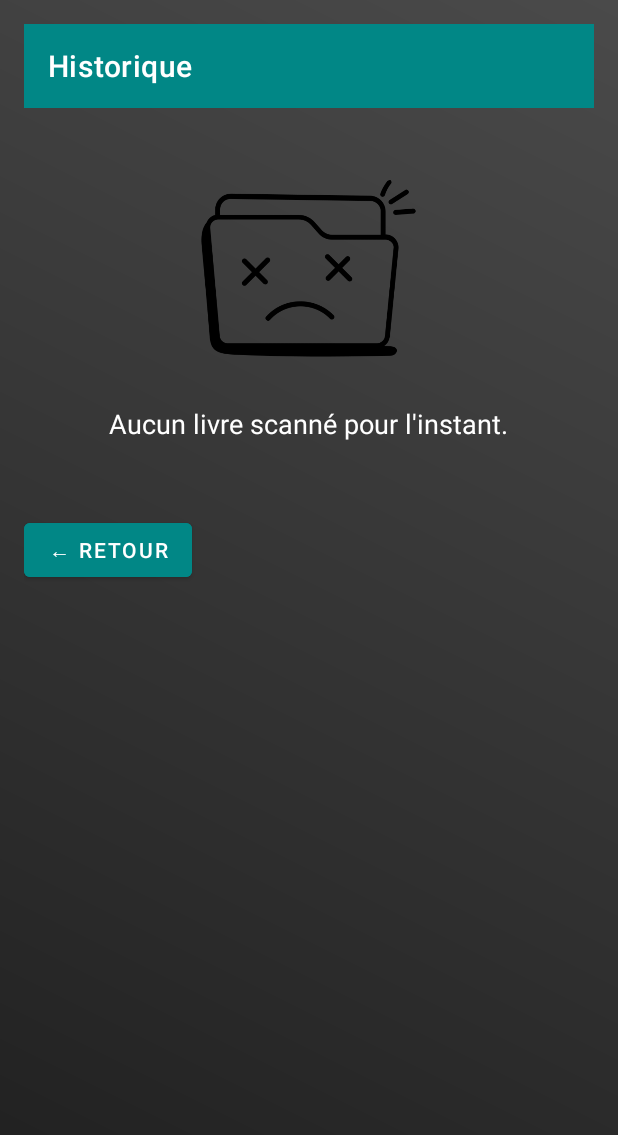
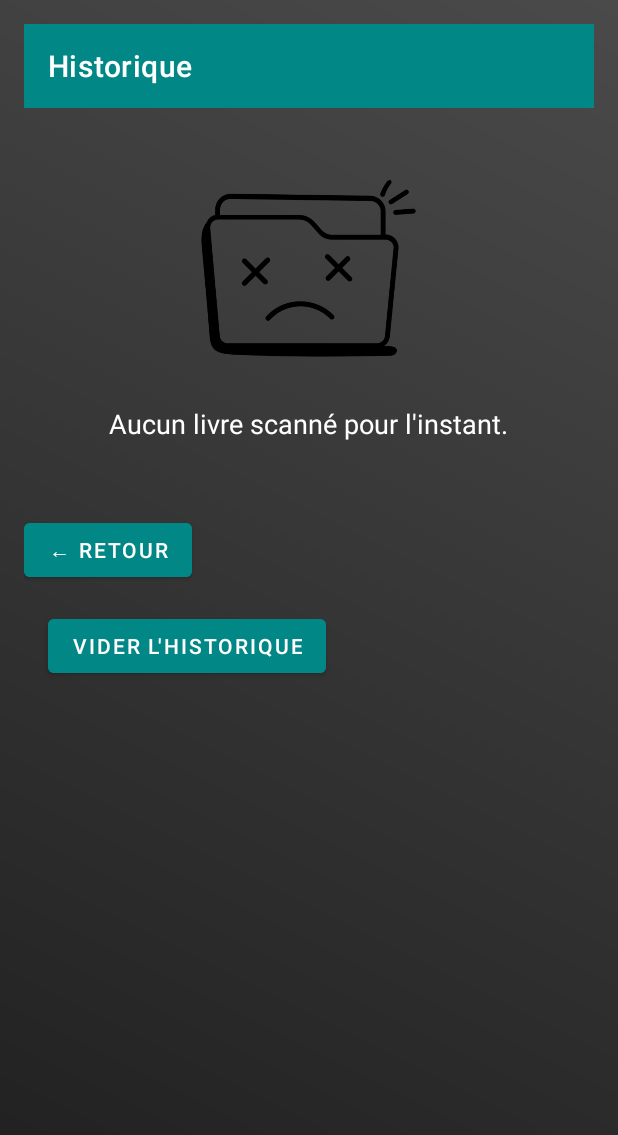
Before and after one commit to Massil1099/BiblioScan-GroupeA, an Android app: the FragmentHistorique screen opened through its navigation route, on a phone screen of 412 x 824 dp. Shown: the top 1135 px of the screen. Run offline under Robolectric (Android 15) with nearby library versions, the light colour scheme and no system bars; our stand-ins replace Room's generated code.

Commit message:
Ajout de la fonctionnalité Historique et la fonctionnalité Favoris pour les utilisateurs sauvegardés

```diff
--- a/app/src/main/java/com/example/biblioscan/data_app/AppDataBase.kt
+++ b/app/src/main/java/com/example/biblioscan/data_app/AppDataBase.kt
@@ -7,9 +7,8 @@ import androidx.room.RoomDatabase
 
 // Liste des entités et version de la base de données
 @Database(
-    entities = [BookEntity::class, UserEntity::class, FavoriteEntity::class, HistoryEntity::class],
-    version = 1,
-    exportSchema = false
+    entities = [UserEntity::class, BookEntity::class, FavoriteEntity::class, HistoryEntity::class],
+    version = 1
 )
 abstract class AppDatabase : RoomDatabase() {
 
@@ -19,7 +18,7 @@ abstract class AppDatabase : RoomDatabase() {
         @Volatile
         private var INSTANCE: AppDatabase? = null
 
-        fun getInstance(context: Context): AppDatabase {
+        fun getDatabase(context: Context): AppDatabase {
             return INSTANCE ?: synchronized(this) {
                 val instance = Room.databaseBuilder(
                     context.applicationContext,
--- a/app/src/main/java/com/example/biblioscan/data_app/BibilioScanDAO.kt
+++ b/app/src/main/java/com/example/biblioscan/data_app/BibilioScanDAO.kt
@@ -32,6 +32,13 @@ interface BiblioScanDao {
 
     @Query("SELECT * FROM users WHERE username = :username")
     suspend fun getUser(username: String): UserEntity?
+
+    @Query("SELECT * FROM users WHERE username = :username LIMIT 1")
+    suspend fun getUserByUsername(username: String): UserEntity?
+
+    @Query("SELECT * FROM users")
+    suspend fun getAllUsers(): List<UserEntity>
+
 
 
     // ------------------------------
--- a/app/src/main/java/com/example/biblioscan/data_app/data_app.kt
+++ b/app/src/main/java/com/example/biblioscan/data_app/data_app.kt
@@ -20,7 +20,7 @@ data class BookEntity(
 @Entity(tableName = "users")
 data class UserEntity(
     @PrimaryKey val username: String,
-    val password: String // ⚠️ Pour une vraie app, ne jamais stocker de mot de passe en clair
+    val password: String // Pour une vraie app, ne jamais stocker de mot de passe en clair
 )
 
 /**
--- a/app/src/main/java/com/example/biblioscan/fragments/FragmentHistorique.kt
+++ b/app/src/main/java/com/example/biblioscan/fragments/FragmentHistorique.kt
@@ -1,68 +1,100 @@
-// FragmentHistorique.kt
 package com.example.biblioscan.fragments
 
 import android.os.Bundle
 import android.view.LayoutInflater
 import android.view.View
 import android.view.ViewGroup
+import android.widget.Toast
 import androidx.fragment.app.Fragment
+import androidx.lifecycle.lifecycleScope
 import androidx.navigation.fragment.findNavController
 import androidx.recyclerview.widget.LinearLayoutManager
-import com.example.biblioscan.Book
 import com.example.biblioscan.R
 import com.example.biblioscan.DetectedBookAdapter
+import com.example.biblioscan.data_app.AppDatabase
+import com.example.biblioscan.data_app.toBook
 import com.example.biblioscan.databinding.FragmentHistoriqueBinding
+import com.example.biblioscan.session.UserSessionManager
+import kotlinx.coroutines.flow.first
+import kotlinx.coroutines.launch
 
 class FragmentHistorique : Fragment() {
 
     private var _binding: FragmentHistoriqueBinding? = null
     private val binding get() = _binding!!
     private lateinit var adapter: DetectedBookAdapter
+    private lateinit var sessionManager: UserSessionManager
 
     override fun onCreateView(
         inflater: LayoutInflater, container: ViewGroup?,
         savedInstanceState: Bundle?
     ): View {
         _binding = FragmentHistoriqueBinding.inflate(inflater, container, false)
+        return binding.root
+    }
 
-        // Initialiser l'adaptateur
+    override fun onViewCreated(view: View, savedInstanceState: Bundle?) {
+        super.onViewCreated(view, savedInstanceState)
+
+        sessionManager = UserSessionManager(requireContext())
+
+        // Initialiser l’adaptateur
         adapter = DetectedBookAdapter { book ->
-            // Gérer le clic sur un livre historique (exemple)
             val bundle = Bundle().apply {
-                putString("title", book.title)
-                putString("author", book.author)
-                putString("description", book.description)
+                putParcelable("book", book)
             }
-            findNavController().navigate(R.id.action_historique_to_accueil, bundle)
+            findNavController().navigate(R.id.action_historique_to_resultat, bundle)
         }
 
-        // Configurer le RecyclerView
         binding.historyRecyclerView.layoutManager = LinearLayoutManager(requireContext())
         binding.historyRecyclerView.adapter = adapter
 
-        // Charger l'historique
-        loadHistory()
-
-        // Bouton retour
         binding.backButton.setOnClickListener {
             requireActivity().onBackPressedDispatcher.onBackPressed()
         }
 
-        return binding.root
+        // Charger l’historique
+        loadHistory()
+
+
+        binding.clearHistoryButton.setOnClickListener {
+            viewLifecycleOwner.lifecycleScope.launch {
+                val username = sessionManager.getUsername().first()
+                if (username != null && username != "guest") {
+                    val dao = AppDatabase.getDatabase(requireContext()).biblioScanDao()
+                    dao.clearHistory(username)
+                    loadHistory()
+                    Toast.makeText(requireContext(), "Historique vidé", Toast.LENGTH_SHORT).show()
+                }
+            }
+        }
+
     }
 
     private fun loadHistory() {
-        // Simuler une liste vide pour le test
-        val historyBooks = emptyList<Book>()
+        val dao = AppDatabase.getDatabase(requireContext()).biblioScanDao()
 
-        // Afficher ou masquer le message d'état vide
-        if (historyBooks.isEmpty()) {
-            binding.emptyContainer.visibility = View.VISIBLE
-            binding.historyRecyclerView.visibility = View.GONE
-        } else {
-            binding.emptyContainer.visibility = View.GONE
-            binding.historyRecyclerView.visibility = View.VISIBLE
-            adapter.submitList(historyBooks)
+        viewLifecycleOwner.lifecycleScope.launch {
+            val username = sessionManager.getUsername().first()
+
+            if (username == null || username == "guest") {
+                Toast.makeText(requireContext(), "Fonctionnalité réservée aux utilisateurs connectés", Toast.LENGTH_SHORT).show()
+                binding.emptyContainer.visibility = View.VISIBLE
+                binding.historyRecyclerView.visibility = View.GONE
+                return@launch
+            }
+
+            val historyEntities = dao.getHistoryForUser(username)
+            val historyBooks = historyEntities.map { it.toBook() }
+
+            if (historyBooks.isEmpty()) {
+                binding.emptyContainer.visibility = View.VISIBLE
+                binding.historyRecyclerView.visibility = View.GONE
+            } else {
+                binding.emptyContainer.visibility = View.GONE
+                binding.historyRecyclerView.visibility = View.VISIBLE
+                adapter.submitList(historyBooks)
+            }
         }
     }
 
--- /dev/null
+++ b/app/src/main/java/com/example/biblioscan/session/UserSessionManager.kt
@@ -0,0 +1,40 @@
+package com.example.biblioscan.session
+// UserSessionManager.kt
+
+import android.content.Context
+import androidx.datastore.preferences.core.Preferences
+import androidx.datastore.preferences.core.edit
+import androidx.datastore.preferences.core.stringPreferencesKey
+import androidx.datastore.preferences.preferencesDataStore
+import kotlinx.coroutines.flow.Flow
+import kotlinx.coroutines.flow.map
+
+val Context.userDataStore by preferencesDataStore(name = "user_session")
+
+class UserSessionManager(private val context: Context) {
+
+    companion object {
+        private val USERNAME_KEY = stringPreferencesKey("username")
+    }
+
+    // Sauvegarder le nom d'utilisateur
+    suspend fun saveUsername(username: String) {
+        context.userDataStore.edit { preferences ->
+            preferences[USERNAME_KEY] = username
+        }
+    }
+
+    // Lire le nom d'utilisateur
+    fun getUsername(): Flow<String?> {
+        return context.userDataStore.data.map { preferences ->
+            preferences[USERNAME_KEY]
+        }
+    }
+
+    // Supprimer le nom d'utilisateur (déconnexion)
+    suspend fun clearUsername() {
+        context.userDataStore.edit { preferences ->
+            preferences.remove(USERNAME_KEY)
+        }
+    }
+}
--- a/app/src/main/res/layout/fragment_connexion.xml
+++ b/app/src/main/res/layout/fragment_connexion.xml
@@ -23,7 +23,7 @@
         android:background="@drawable/rounded_edittext_background"
         android:backgroundTint="@color/white"
         android:hint="  Nom d'utilisateur"
-        android:textColor="@color/white" />
+        android:textColor="@color/black" />
 
     <EditText
         android:id="@+id/password_edit_text"
@@ -34,7 +34,7 @@
         android:backgroundTint="@color/white"
         android:hint="  Mot de Passe"
         android:inputType="textPassword"
-        android:textColor="@color/white" />
+        android:textColor="@color/black" />
 
     <Button
         android:id="@+id/login_button"
--- a/app/src/main/res/layout/fragment_historique.xml
+++ b/app/src/main/res/layout/fragment_historique.xml
@@ -56,4 +56,14 @@
         android:textColor="@android:color/white"
         android:backgroundTint="@color/teal_700"
         android:layout_marginTop="16dp" />
+
+    <Button
+        android:id="@+id/clearHistoryButton"
+        android:layout_width="wrap_content"
+        android:layout_height="wrap_content"
+        android:layout_margin="16dp"
+        android:backgroundTint="@color/teal_700"
+        android:text="Vider l'historique"
+        android:textColor="@android:color/white" />
+
 </LinearLayout>
--- a/app/src/main/res/layout/fragment_inscription.xml
+++ b/app/src/main/res/layout/fragment_inscription.xml
@@ -15,7 +15,7 @@
         android:inputType="text"
         android:background="@drawable/rounded_edittext_background"
         android:backgroundTint="@color/white"
-        android:textColor="@color/white"
+        android:textColor="@color/black"
         android:layout_marginBottom="16dp" />
 
     <EditText
@@ -26,7 +26,7 @@
         android:inputType="textEmailAddress"
         android:background="@drawable/rounded_edittext_background"
         android:backgroundTint="@color/white"
-        android:textColor="@color/white"
+        android:textColor="@color/black"
         android:layout_marginBottom="16dp" />
 
     <EditText
@@ -37,7 +37,7 @@
         android:inputType="textPassword"
         android:background="@drawable/rounded_edittext_background"
         android:backgroundTint="@color/white"
-        android:textColor="@color/white"
+        android:textColor="@color/black"
         android:layout_marginBottom="20dp" />
 
     <Button
--- a/app/src/main/res/navigation/nav_graph.xml
+++ b/app/src/main/res/navigation/nav_graph.xml
@@ -183,6 +183,14 @@
             app:exitAnim="@anim/slide_out_left"
             app:popEnterAnim="@anim/slide_in_left"
             app:popExitAnim="@anim/slide_out_right" />
+
+        <action
+            android:id="@+id/action_historique_to_resultat"
+            app:destination="@id/fragmentResultat"
+            app:enterAnim="@anim/slide_in_right"
+            app:exitAnim="@anim/slide_out_left"
+            app:popEnterAnim="@anim/slide_in_left"
+            app:popExitAnim="@anim/slide_out_right" />
     </fragment>
 
 
--- a/build.gradle.kts
+++ b/build.gradle.kts
@@ -1,6 +1,6 @@
 // Top-level build file where you can add configuration options common to all sub-projects/modules.
 plugins {
-    id("com.android.application") version "8.9.1" apply false
+    id("com.android.application") version "8.6.0" apply false
     id("org.jetbrains.kotlin.android") version "2.0.21" apply false
     id("org.jetbrains.kotlin.jvm") version "2.0.21" apply false
     id("org.jetbrains.kotlin.plugin.serialization") version "2.0.21" apply false}
--- a/gradle/libs.versions.toml
+++ b/gradle/libs.versions.toml
@@ -1,5 +1,5 @@
 [versions]
-agp = "8.9.1"
+agp = "8.6.0"
 androidxCameraCore = "1.3.0-alpha04"
 androidxCameraLifecycle = "1.3.0-alpha04"
 androidxCameraView = "1.3.0-alpha04"
--- a/ktor-sample/src/main/kotlin/Application.kt
+++ b/ktor-sample/src/main/kotlin/Application.kt
@@ -20,7 +20,7 @@ fun Application.module() {
     }
 
     routing {
-        // Cette partie est utile seulement si tu veux servir des fichiers statiques (ex: une page HTML locale)
+        // Cette partie est utile seulement si on veut servir des fichiers statiques (une page HTML locale)
         static("/") {
             staticRootFolder = File("src/main/resources/static")
             files(".") // Cela servira tous les fichiers du dossier static
```
Also changed, not shown: app/build.gradle.kts (+9 -0 lines), app/src/main/java/com/example/biblioscan/fragments/FragmentConnexion.kt (+30 -6 lines), app/src/main/java/com/example/biblioscan/fragments/FragmentFavoris.kt (+23 -3 lines), app/src/main/java/com/example/biblioscan/fragments/FragmentInscription.kt (+32 -7 lines), app/src/main/java/com/example/biblioscan/fragments/FragmentListe.kt (+36 -0 lines), app/src/main/java/com/example/biblioscan/fragments/FragmentResultat.kt (+36 -3 lines), 1 other file.
